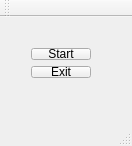
Above: client/mainwindow.ui from lieroz/VirusTotalClient before the change. Below: the same form after it.
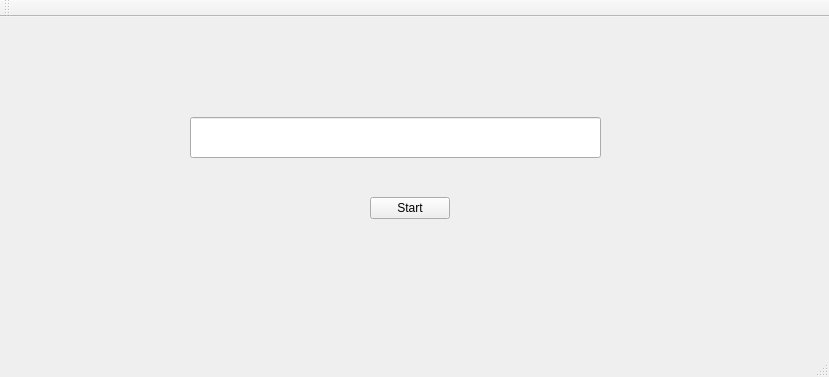
That is the form after the change.

```diff
--- a/client/mainwindow.ui
+++ b/client/mainwindow.ui
@@ -6,39 +6,39 @@
    <rect>
     <x>0</x>
     <y>0</y>
-    <width>132</width>
-    <height>146</height>
+    <width>829</width>
+    <height>377</height>
    </rect>
   </property>
   <property name="windowTitle">
    <string>MainWindow</string>
   </property>
   <widget class="QWidget" name="centralWidget">
-   <widget class="QWidget" name="">
+   <widget class="QLineEdit" name="lineEdit">
     <property name="geometry">
      <rect>
-      <x>20</x>
-      <y>20</y>
-      <width>82</width>
-      <height>52</height>
+      <x>190</x>
+      <y>100</y>
+      <width>411</width>
+      <height>41</height>
      </rect>
     </property>
-    <layout class="QVBoxLayout" name="verticalLayout">
-     <item>
-      <widget class="QPushButton" name="pushButton">
-       <property name="text">
-        <string>Start</string>
-       </property>
-      </widget>
-     </item>
-     <item>
-      <widget class="QPushButton" name="pushButton_2">
-       <property name="text">
-        <string>Exit</string>
-       </property>
-      </widget>
-     </item>
-    </layout>
+    <property name="text">
+     <string/>
+    </property>
+   </widget>
+   <widget class="QPushButton" name="pushButton">
+    <property name="geometry">
+     <rect>
+      <x>370</x>
+      <y>180</y>
+      <width>80</width>
+      <height>22</height>
+     </rect>
+    </property>
+    <property name="text">
+     <string>Start</string>
+    </property>
    </widget>
   </widget>
   <widget class="QMenuBar" name="menuBar">
```
Left out of the diff: 21 changed lines with no effect on the pictures.
